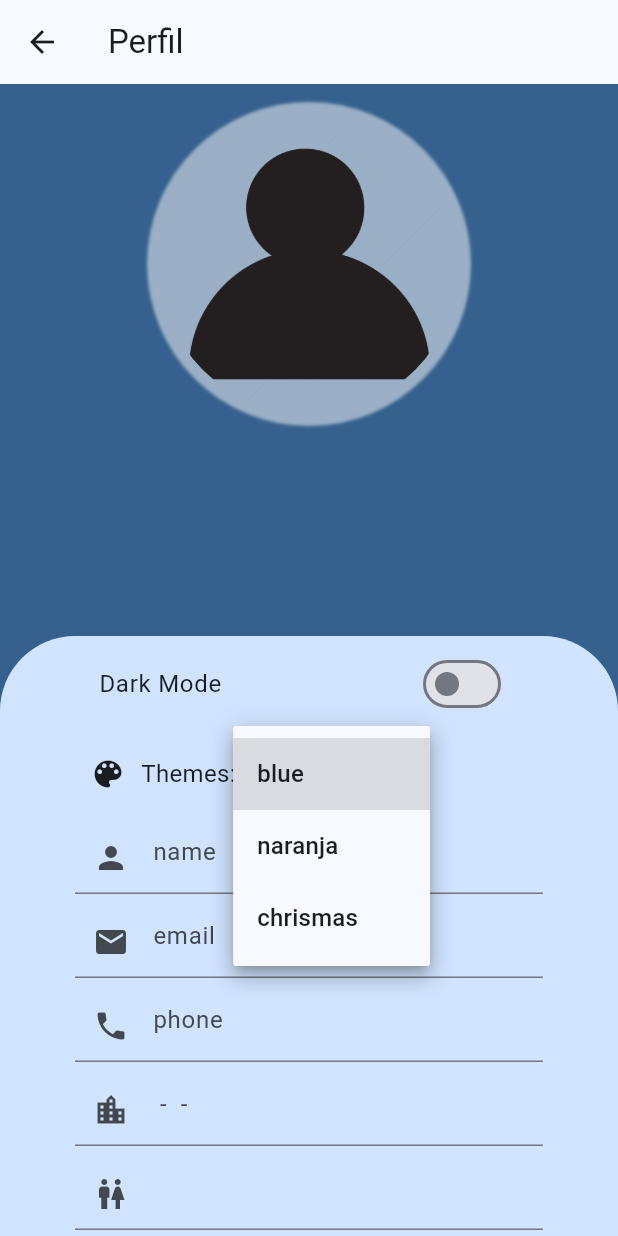
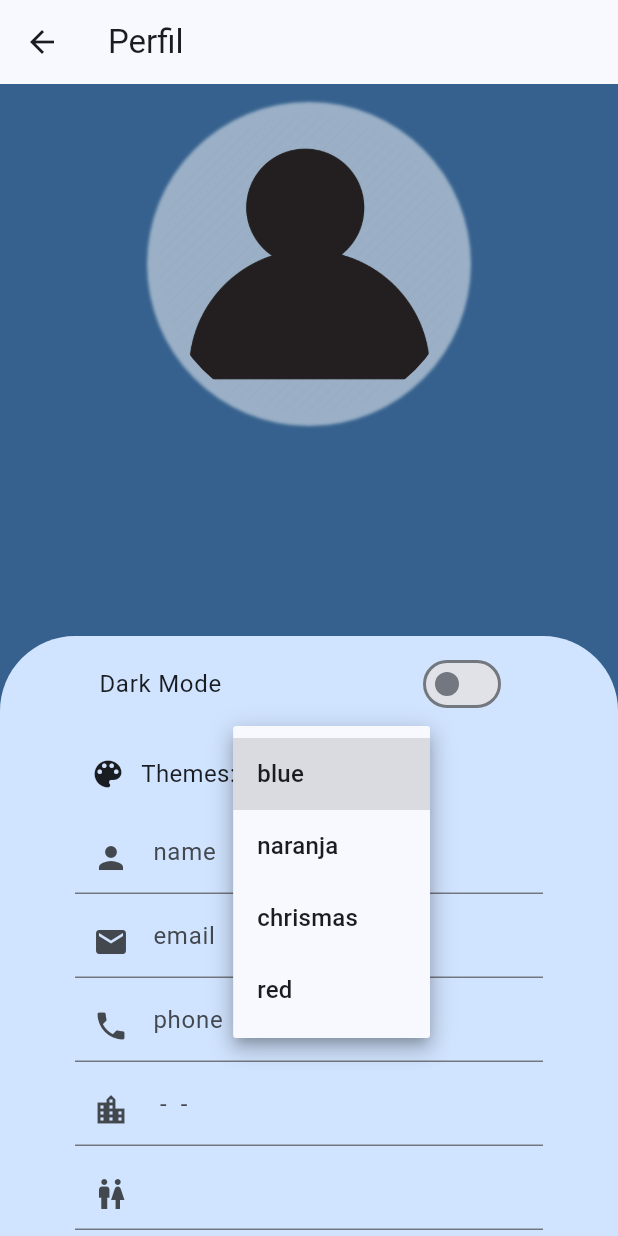
Before and after one commit to santozzi/lab4tp2, a Flutter app: the ProfileScreen screen opened by its route, after a tap on "blue", on a phone screen of 412 x 824 dp. Run offline on Flutter 3.47's test engine with Material 3 defaults, Android fonts, the phone set to English and light mode, and no system bars; our stand-ins replace shared_preferences; accounts and stored records are empty.

Commit message:
nuevo tema

```diff
--- a/lib/config/theme/index_themes.dart
+++ b/lib/config/theme/index_themes.dart
@@ -6,6 +6,7 @@ Map<String, dynamic> themes = {
   'blue': (isDark) => BlueTheme().getTheme(isDark),
   'naranja': (isDark) => OrangeTheme().getTheme(isDark),
   'chrismas': (isDark) => ChrismasTheme().getTheme(isDark),
+  'red': (isDark) => RedTheme().getTheme(isDark),
 };
 
 class IndexThemes extends ThemeTheme {
--- a/lib/config/theme/themes.dart
+++ b/lib/config/theme/themes.dart
@@ -1,3 +1,5 @@
+export 'package:flutter_application_base/config/theme/themes/red_theme.dart';
+
 export 'package:flutter_application_base/config/theme/themes/chrismas_theme.dart';
 
 export 'package:flutter_application_base/config/theme/themes/blue_theme.dart';
--- a/lib/presentation/widgets/products_card.dart
+++ b/lib/presentation/widgets/products_card.dart
@@ -27,7 +27,6 @@ class ProductsCard extends StatelessWidget {
         Text(title),
         Text('\$ $price'),
         Text("\$ $description"),
-
       ],
     );
   }
--- a/lib/presentation/widgets/user_avatar.dart
+++ b/lib/presentation/widgets/user_avatar.dart
@@ -24,7 +24,7 @@ class UserAvatar extends StatelessWidget {
       ]),
       child: ClipRRect(
         borderRadius: BorderRadius.circular(500),
-        child: Container(
+        child: SizedBox(
           width: size,
           child: FadeInImage(
             placeholder: const AssetImage('assets/loading.gif'),
```
Also changed, not shown: lib/config/theme/themes/red_theme.dart (added, +14 -0 lines).
